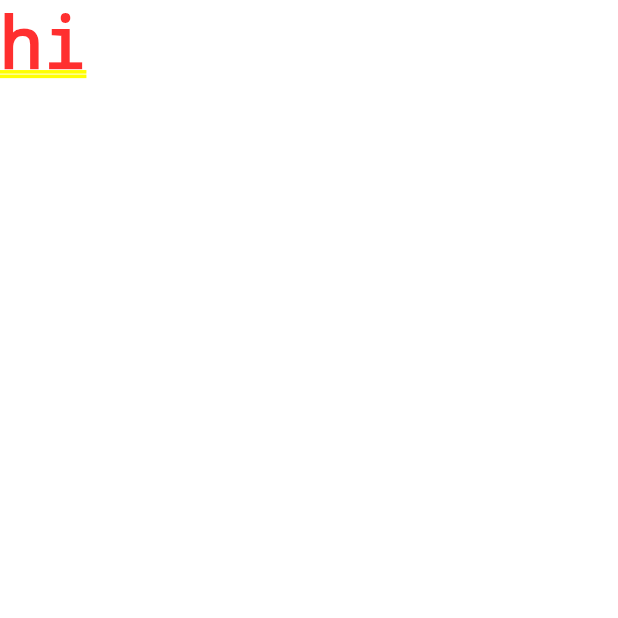
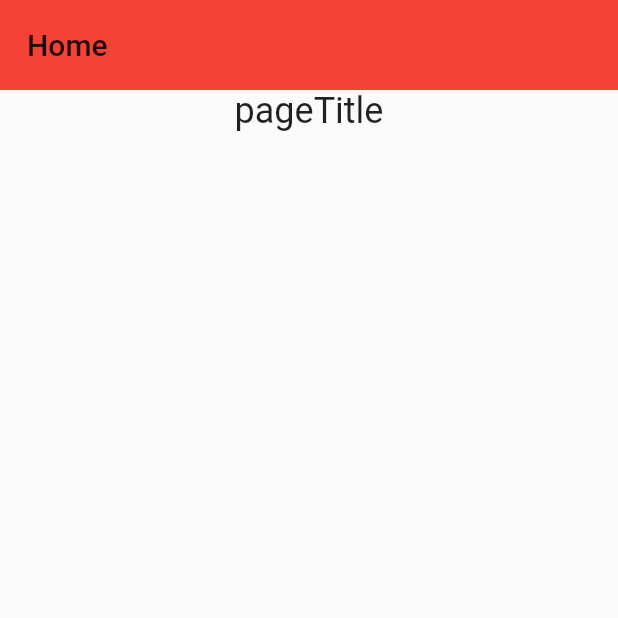
Before and after one commit to Adotac/SAMIDS-Project, a Flutter app: the screen it shows after launch, on a phone screen of 412 x 824 dp, the top half of it. Run offline on Flutter 3.47's test engine with Material 2 defaults, Android fonts, the phone set to English and light mode, and no system bars; our stand-ins replace sidebarx; missing offline and left inert: dart:html.

Commit message:
admin dashboard partial layout

```diff
--- a/_flutter src-code/lib/src/screen/admin/dashboard.dart
+++ b/_flutter src-code/lib/src/screen/admin/dashboard.dart
@@ -1,15 +1,207 @@
+// ignore_for_file: prefer_const_constructors
+
 import 'package:flutter/material.dart';
+import 'package:sidebarx/sidebarx.dart';
 
-class AdminDashboard extends StatefulWidget {
-  const AdminDashboard({super.key});
+class AdminDashboard extends StatelessWidget {
+  AdminDashboard({Key? key}) : super(key: key);
+
+  final _controller = SidebarXController(selectedIndex: 0, extended: true);
+  final _key = GlobalKey<ScaffoldState>();
 
   @override
-  State<AdminDashboard> createState() => _AdminDashboardState();
+  Widget build(BuildContext context) {
+    return Builder(
+      builder: (context) {
+        final isSmallScreen = MediaQuery.of(context).size.width < 600;
+        return Scaffold(
+          key: _key,
+
+          // drawer: ExampleSidebarX(controller: _controller),
+          body: Row(
+            children: [
+              if (!isSmallScreen) ExampleSidebarX(controller: _controller),
+              Expanded(
+                child: Center(
+                  child: _ScreensExample(
+                    controller: _controller,
+                  ),
+                ),
+              ),
+            ],
+          ),
+        );
+      },
+    );
+  }
 }
 
-class _AdminDashboardState extends State<AdminDashboard> {
+class ExampleSidebarX extends StatelessWidget {
+  const ExampleSidebarX({
+    Key? key,
+    required SidebarXController controller,
+  })  : _controller = controller,
+        super(key: key);
+
+  final SidebarXController _controller;
+
   @override
   Widget build(BuildContext context) {
-    return Container(child: Text("hi"),);
+    return SidebarX(
+      showToggleButton: false,
+      controller: _controller,
+      theme: SidebarXTheme(
+        margin: const EdgeInsets.all(10),
+        decoration: BoxDecoration(
+          // color: canvasColor,
+          borderRadius: BorderRadius.circular(20),
+        ),
+        // hoverColor: scaffoldBackgroundColor,
+        textStyle: TextStyle(color: Colors.black.withOpacity(0.7)),
+        selectedTextStyle: const TextStyle(color: Colors.black),
+        itemTextPadding: const EdgeInsets.only(left: 30),
+        selectedItemTextPadding: const EdgeInsets.only(left: 30),
+        itemDecoration: BoxDecoration(
+          borderRadius: BorderRadius.circular(5),
+          // border: Border.all(color: canvasColor),
+        ),
+        selectedItemDecoration: BoxDecoration(
+          borderRadius: BorderRadius.circular(5),
+          border: Border.all(
+            color: actionColor.withOpacity(0.37),
+          ),
+          // gradient: const LinearGradient(
+          //   colors: [accentCanvasColor, canvasColor],
+          // ),
+          boxShadow: [
+            BoxShadow(
+              color: Colors.white,
+            )
+          ],
+        ),
+        iconTheme: IconThemeData(
+          color: Colors.black,
+          size: 20,
+        ),
+        selectedIconTheme: const IconThemeData(
+          color: Colors.black,
+          size: 20,
+        ),
+      ),
+      extendedTheme: const SidebarXTheme(
+        width: 200,
+        decoration: BoxDecoration(
+          color: Colors.grey,
+        ),
+      ),
+      footerDivider: divider,
+      headerBuilder: (context, extended) {
+        return SizedBox(
+          // height: 1,
+          child: Padding(
+            padding: const EdgeInsets.all(16.0),
+            child: Text("SAMSS"),
+          ),
+        );
+      },
+      items: [
+        SidebarXItem(
+          icon: Icons.home,
+          label: 'Home',
+          onTap: () {
+            debugPrint('Home');
+          },
+        ),
+        const SidebarXItem(
+          icon: Icons.search,
+          label: 'Search',
+        ),
+        const SidebarXItem(
+          icon: Icons.people,
+          label: 'People',
+        ),
+        const SidebarXItem(
+          icon: Icons.favorite,
+          label: 'Favorites',
+        ),
+      ],
+    );
   }
 }
+
+class _ScreensExample extends StatelessWidget {
+  const _ScreensExample({
+    Key? key,
+    required this.controller,
+  }) : super(key: key);
+
+  final SidebarXController controller;
+
+  @override
+  Widget build(BuildContext context) {
+    final theme = Theme.of(context);
+    return Column(
+      children: [
+        Container(
+          alignment: Alignment.centerLeft,
+          color: Colors.red,
+          height: 60,
+          child: Padding(
+            padding: const EdgeInsets.all(18.0),
+            child: Text(
+              "Home",
+              style: Theme.of(context).textTheme.titleLarge,
+            ),
+          ),
+        ),
+        AnimatedBuilder(
+          animation: controller,
+          builder: (context, child) {
+            final pageTitle = _getTitleByIndex(controller.selectedIndex);
+            switch (controller.selectedIndex) {
+              case 0:
+                return Text(
+                  "pageTitle",
+                  style: theme.textTheme.headlineSmall,
+                );
+              default:
+                return Text(
+                  pageTitle,
+                  style: theme.textTheme.headlineSmall,
+                );
+            }
+          },
+        ),
+      ],
+    );
+  }
+}
+
+String _getTitleByIndex(int index) {
+  switch (index) {
+    case 0:
+      return 'Home';
+    case 1:
+      return 'Search';
+    case 2:
+      return 'People';
+    case 3:
+      return 'Favorites';
+    case 4:
+      return 'Custom iconWidget';
+    case 5:
+      return 'Profile';
+    case 6:
+      return 'Settings';
+    default:
+      return 'Not found page';
+  }
+}
+
+const primaryColor = Color(0xFF685BFF);
+
+const scaffoldBackgroundColor = Color(0xFF464667);
+const accentCanvasColor = Color(0xFF3E3E61);
+const black = Colors.black;
+final actionColor = const Color(0xFF5F5FA7).withOpacity(0.6);
+final divider = Divider(color: black.withOpacity(0.3), height: 1);
--- a/_flutter src-code/pubspec.yaml
+++ b/_flutter src-code/pubspec.yaml
@@ -15,6 +15,7 @@ dependencies:
   flutter_localizations:
     sdk: flutter
   flutter_svg: ^1.1.6
+  sidebarx: ^0.14.0
 
 dev_dependencies:
   flutter_test:
```
Also changed, not shown: _flutter src-code/pubspec.lock.
